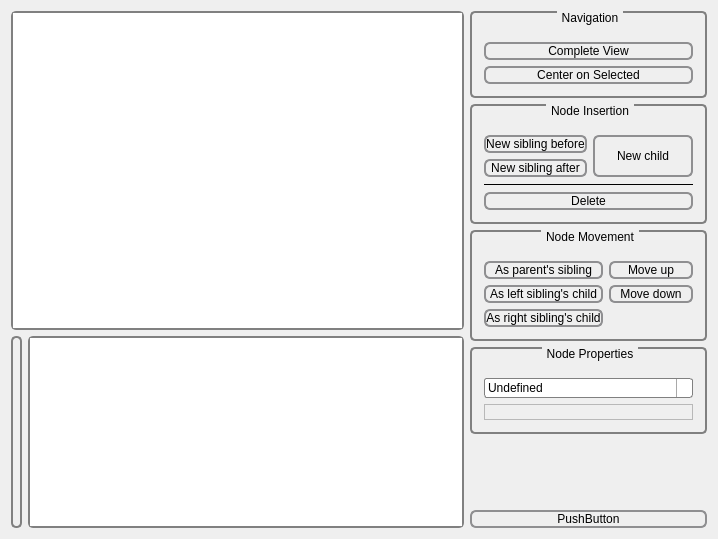
Old version of the form trunk/qt-frontend/QtQuatschEditor/forms/qtquatscheditor.ui in the repository phresnel/picogen.
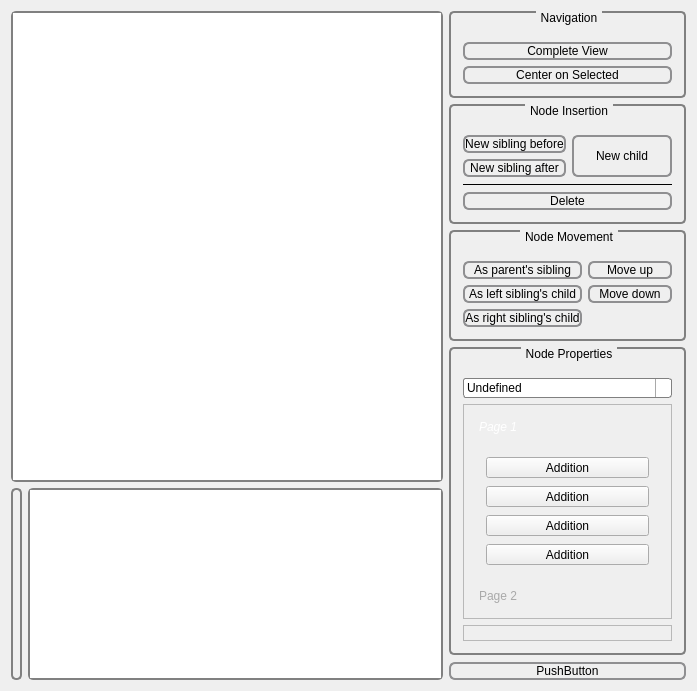
New version of the form. Icons and pictures are not drawn.

The edit to the form file:
```diff
--- a/trunk/qt-frontend/QtQuatschEditor/forms/qtquatscheditor.ui
+++ b/trunk/qt-frontend/QtQuatschEditor/forms/qtquatscheditor.ui
@@ -6,8 +6,8 @@
    <rect>
     <x>0</x>
     <y>0</y>
-    <width>718</width>
-    <height>539</height>
+    <width>697</width>
+    <height>691</height>
    </rect>
   </property>
   <property name="windowTitle">
@@ -99,7 +99,7 @@
    <locale language="English" country="UnitedKingdom"/>
   </property>
   <layout class="QGridLayout" name="gridLayout">
-   <item row="0" column="0">
+   <item row="1" column="1">
     <widget class="QGraphicsView" name="graphicsView">
      <property name="sizePolicy">
       <sizepolicy hsizetype="Expanding" vsizetype="Expanding">
@@ -138,7 +138,7 @@
      </property>
     </widget>
    </item>
-   <item row="0" column="2" rowspan="2">
+   <item row="1" column="7" rowspan="2">
     <layout class="QVBoxLayout" name="verticalLayout_2">
      <property name="sizeConstraint">
       <enum>QLayout::SetMaximumSize</enum>
@@ -392,7 +392,7 @@
         <bool>true</bool>
        </property>
        <property name="sizePolicy">
-        <sizepolicy hsizetype="Preferred" vsizetype="Preferred">
+        <sizepolicy hsizetype="Preferred" vsizetype="Expanding">
          <horstretch>0</horstretch>
          <verstretch>0</verstretch>
         </sizepolicy>
@@ -554,10 +554,238 @@
             <string>Noise2d</string>
            </property>
           </item>
+          <item>
+           <property name="text">
+            <string>Layer-Noise</string>
+           </property>
+          </item>
+         </widget>
+        </item>
+        <item>
+         <widget class="QScrollArea" name="scrollArea">
+          <property name="enabled">
+           <bool>true</bool>
+          </property>
+          <property name="sizePolicy">
+           <sizepolicy hsizetype="Preferred" vsizetype="Preferred">
+            <horstretch>0</horstretch>
+            <verstretch>0</verstretch>
+           </sizepolicy>
+          </property>
+          <property name="verticalScrollBarPolicy">
+           <enum>Qt::ScrollBarAsNeeded</enum>
+          </property>
+          <property name="widgetResizable">
+           <bool>true</bool>
+          </property>
+          <widget class="QWidget" name="scrollAreaWidgetContents">
+           <property name="geometry">
+            <rect>
+             <x>0</x>
+             <y>0</y>
+             <width>214</width>
+             <height>200</height>
+            </rect>
+           </property>
+           <property name="sizePolicy">
+            <sizepolicy hsizetype="Preferred" vsizetype="MinimumExpanding">
+             <horstretch>0</horstretch>
+             <verstretch>0</verstretch>
+            </sizepolicy>
+           </property>
+           <layout class="QVBoxLayout" name="verticalLayout_6">
+            <item>
+             <widget class="QToolBox" name="toolBox">
+              <property name="sizePolicy">
+               <sizepolicy hsizetype="Preferred" vsizetype="MinimumExpanding">
+                <horstretch>0</horstretch>
+                <verstretch>0</verstretch>
+               </sizepolicy>
+              </property>
+              <property name="styleSheet">
+               <string>QToolBox::tab {
+     background: qlineargradient(x1: 0, y1: 0, x2: 0, y2: 1,
+                                 stop: 0 #E1E1E1, stop: 0.4 #DDDDDD,
+                                 stop: 0.5 #D8D8D8, stop: 1.0 #D3D3D3);
+     border-radius: 5px;
+     color: darkgray;
+ }
+
+ QToolBox::tab:selected { /* italicize selected tabs */
+     font: italic;
+     color: white;
+ }</string>
+              </property>
+              <property name="currentIndex">
+               <number>0</number>
+              </property>
+              <widget class="QWidget" name="page_3">
+               <property name="geometry">
+                <rect>
+                 <x>0</x>
+                 <y>0</y>
+                 <width>181</width>
+                 <height>160</height>
+                </rect>
+               </property>
+               <property name="autoFillBackground">
+                <bool>true</bool>
+               </property>
+               <attribute name="label">
+                <string>Page 1</string>
+               </attribute>
+               <layout class="QVBoxLayout" name="verticalLayout_7">
+                <item>
+                 <widget class="QToolButton" name="toolButton">
+                  <property name="sizePolicy">
+                   <sizepolicy hsizetype="Preferred" vsizetype="Fixed">
+                    <horstretch>0</horstretch>
+                    <verstretch>0</verstretch>
+                   </sizepolicy>
+                  </property>
+                  <property name="text">
+                   <string>Addition</string>
+                  </property>
+                  <property name="icon">
+                   <iconset resource="../resources/icons.qrc">
+                    <normaloff>:/aggregate/addition</normaloff>:/aggregate/addition</iconset>
+                  </property>
+                  <property name="toolButtonStyle">
+                   <enum>Qt::ToolButtonTextBesideIcon</enum>
+                  </property>
+                 </widget>
+                </item>
+                <item>
+                 <widget class="QToolButton" name="toolButton_4">
+                  <property name="sizePolicy">
+                   <sizepolicy hsizetype="Preferred" vsizetype="Fixed">
+                    <horstretch>0</horstretch>
+                    <verstretch>0</verstretch>
+                   </sizepolicy>
+                  </property>
+                  <property name="text">
+                   <string>Addition</string>
+                  </property>
+                  <property name="icon">
+                   <iconset resource="../resources/icons.qrc">
+                    <normaloff>:/aggregate/addition</normaloff>:/aggregate/addition</iconset>
+                  </property>
+                  <property name="toolButtonStyle">
+                   <enum>Qt::ToolButtonTextBesideIcon</enum>
+                  </property>
+                 </widget>
+                </item>
+                <item>
+                 <widget class="QToolButton" name="toolButton_2">
+                  <property name="sizePolicy">
+                   <sizepolicy hsizetype="Preferred" vsizetype="Fixed">
+                    <horstretch>0</horstretch>
+                    <verstretch>0</verstretch>
+                   </sizepolicy>
+                  </property>
+                  <property name="text">
+                   <string>Addition</string>
+                  </property>
+                  <property name="icon">
+                   <iconset resource="../resources/icons.qrc">
+                    <normaloff>:/aggregate/addition</normaloff>:/aggregate/addition</iconset>
+                  </property>
+                  <property name="toolButtonStyle">
+                   <enum>Qt::ToolButtonTextBesideIcon</enum>
+                  </property>
+                 </widget>
+                </item>
+                <item>
+                 <widget class="QToolButton" name="toolButton_3">
+                  <property name="sizePolicy">
+                   <sizepolicy hsizetype="Preferred" vsizetype="Fixed">
+                    <horstretch>0</horstretch>
+                    <verstretch>0</verstretch>
+                   </sizepolicy>
+                  </property>
+                  <property name="text">
+                   <string>Addition</string>
+                  </property>
+                  <property name="icon">
+                   <iconset resource="../resources/icons.qrc">
+                    <normaloff>:/aggregate/addition</normaloff>:/aggregate/addition</iconset>
+                  </property>
+                  <property name="toolButtonStyle">
+                   <enum>Qt::ToolButtonTextBesideIcon</enum>
+                  </property>
+                 </widget>
+                </item>
+               </layout>
+              </widget>
+              <widget class="QWidget" name="page_4">
+               <property name="geometry">
+                <rect>
+                 <x>0</x>
+                 <y>0</y>
+                 <width>196</width>
+                 <height>124</height>
+                </rect>
+               </property>
+               <attribute name="label">
+                <string>Page 2</string>
+               </attribute>
+               <layout class="QVBoxLayout" name="verticalLayout_8">
+                <item>
+                 <widget class="QToolButton" name="toolButton_8">
+                  <property name="sizePolicy">
+                   <sizepolicy hsizetype="Preferred" vsizetype="Fixed">
+                    <horstretch>0</horstretch>
+                    <verstretch>0</verstretch>
+                   </sizepolicy>
+                  </property>
+                  <property name="text">
+                   <string>Addition</string>
+                  </property>
+                  <property name="icon">
+                   <iconset resource="../resources/icons.qrc">
+                    <normaloff>:/aggregate/addition</normaloff>:/aggregate/addition</iconset>
+                  </property>
+                  <property name="toolButtonStyle">
+                   <enum>Qt::ToolButtonTextBesideIcon</enum>
+                  </property>
+                 </widget>
+                </item>
+                <item>
+                 <widget class="QToolButton" name="toolButton_5">
+                  <property name="sizePolicy">
+                   <sizepolicy hsizetype="Preferred" vsizetype="Fixed">
+                    <horstretch>0</horstretch>
+                    <verstretch>0</verstretch>
+                   </sizepolicy>
+                  </property>
+                  <property name="text">
+                   <string>Addition</string>
+                  </property>
+                  <property name="icon">
+                   <iconset resource="../resources/icons.qrc">
+                    <normaloff>:/aggregate/addition</normaloff>:/aggregate/addition</iconset>
+                  </property>
+                  <property name="toolButtonStyle">
+                   <enum>Qt::ToolButtonTextBesideIcon</enum>
+                  </property>
+                 </widget>
+                </item>
+               </layout>
+              </widget>
+             </widget>
+            </item>
+           </layout>
+          </widget>
          </widget>
         </item>
         <item>
          <widget class="QLabel" name="helpText">
+          <property name="sizePolicy">
+           <sizepolicy hsizetype="Preferred" vsizetype="Fixed">
+            <horstretch>0</horstretch>
+            <verstretch>0</verstretch>
+           </sizepolicy>
+          </property>
           <property name="frameShape">
            <enum>QFrame::StyledPanel</enum>
           </property>
@@ -586,6 +814,9 @@
        <property name="orientation">
         <enum>Qt::Vertical</enum>
        </property>
+       <property name="sizeType">
+        <enum>QSizePolicy::Fixed</enum>
+       </property>
        <property name="sizeHint" stdset="0">
         <size>
          <width>20</width>
@@ -603,7 +834,7 @@
      </item>
     </layout>
    </item>
-   <item row="1" column="0">
+   <item row="2" column="1">
     <layout class="QHBoxLayout" name="horizontalLayout">
      <item>
       <widget class="QLabel" name="heightmapLabel">
```
Left out of the diff: 5 changed lines with no effect on the pictures.
